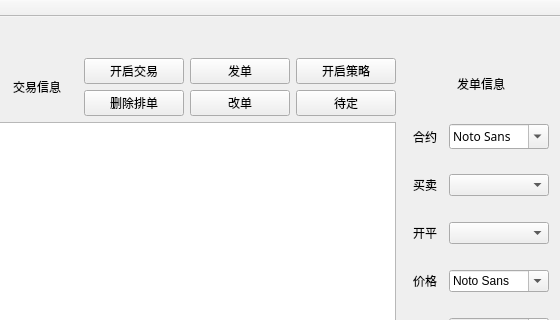
Old version of the form mainwindow.ui in the repository wdy0401/only_qt_ctp; both pictures show x 432 to 992 and y 0 to 320 of the 992 by 673 pixel window.
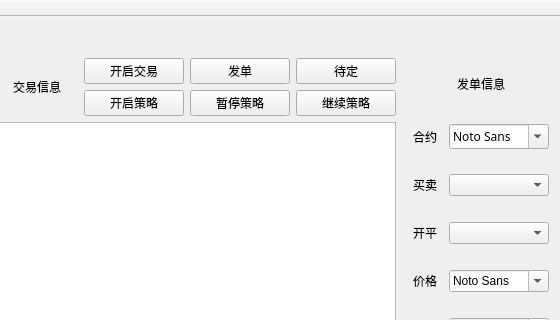
New version of the form.

Commit message: 实现暂停交易   发现模拟盘开盘前无法得到sessionid 和frontid

```diff
--- a/mainwindow.ui
+++ b/mainwindow.ui
@@ -274,7 +274,7 @@
                </size>
               </property>
               <property name="text">
-               <string>开启策略</string>
+               <string>待定</string>
               </property>
              </widget>
             </item>
@@ -293,7 +293,7 @@
                </size>
               </property>
               <property name="text">
-               <string>删除排单</string>
+               <string>开启策略</string>
               </property>
              </widget>
             </item>
@@ -312,7 +312,7 @@
                </size>
               </property>
               <property name="text">
-               <string>改单</string>
+               <string>暂停策略</string>
               </property>
              </widget>
             </item>
@@ -331,7 +331,7 @@
                </size>
               </property>
               <property name="text">
-               <string>待定</string>
+               <string>继续策略</string>
               </property>
              </widget>
             </item>
```
The commit also changes 7 other files.
